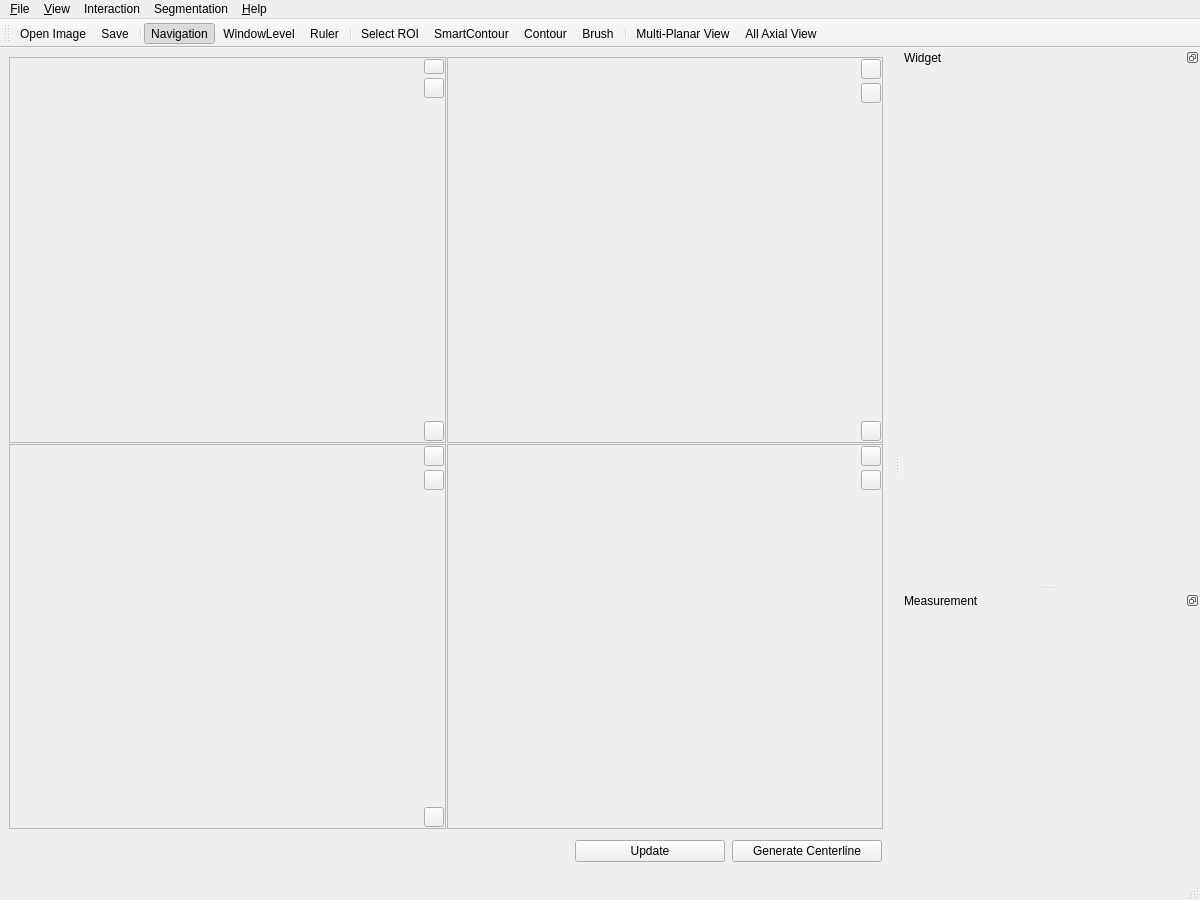
The window that codes/UI/MainWindow.ui (wuzhuobin/PlaqueQuant) describes before a commit, drawn with Qt 5.
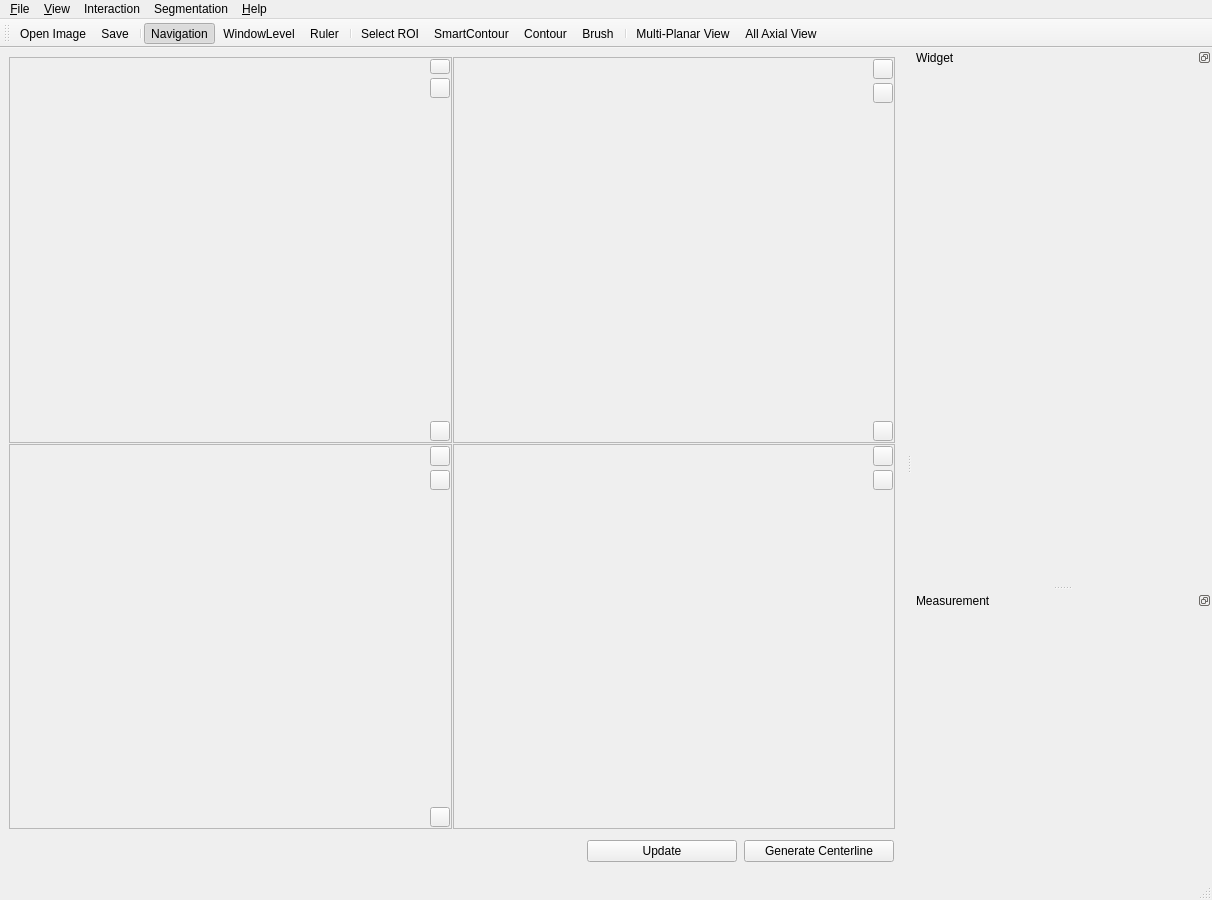
The same window after the commit. Icons and pictures are not drawn. Custom widgets are drawn as their Qt base class.

What changed in the file:
```diff
--- a/codes/UI/MainWindow.ui
+++ b/codes/UI/MainWindow.ui
@@ -9,7 +9,7 @@
    <rect>
     <x>0</x>
     <y>0</y>
-    <width>1200</width>
+    <width>1212</width>
     <height>900</height>
    </rect>
   </property>
@@ -741,7 +741,7 @@
     <rect>
      <x>0</x>
      <y>0</y>
-     <width>1200</width>
+     <width>1212</width>
      <height>23</height>
     </rect>
    </property>
```
